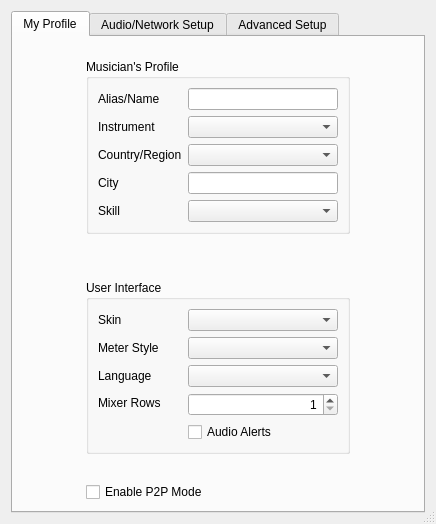
Old version of the form src/clientsettingsdlgbase.ui in the repository roshank8s/jamulus.
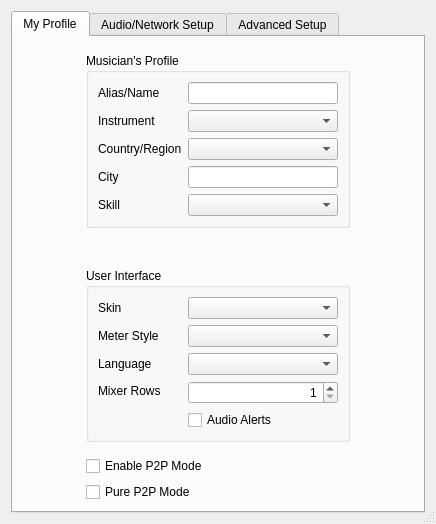
New version of the form. The open tabs and pages were chosen to show the change. Icons and pictures are not drawn. Custom widgets are drawn as their Qt base class.

Commit message: Add pure P2P mode and hybrid switch

```diff
--- a/src/clientsettingsdlgbase.ui
+++ b/src/clientsettingsdlgbase.ui
@@ -349,6 +349,13 @@
               </property>
              </widget>
             </item>
+           <item>
+            <widget class="QCheckBox" name="chbPureP2PMode">
+             <property name="text">
+              <string>Pure P2P Mode</string>
+             </property>
+            </widget>
+           </item>
            </layout>
           </item>
           <item>
```
Left out of the diff: 1 changed line with no effect on the pictures. Lines whose indentation alone changed are shown as unchanged. The commit also changes 5 other files.
